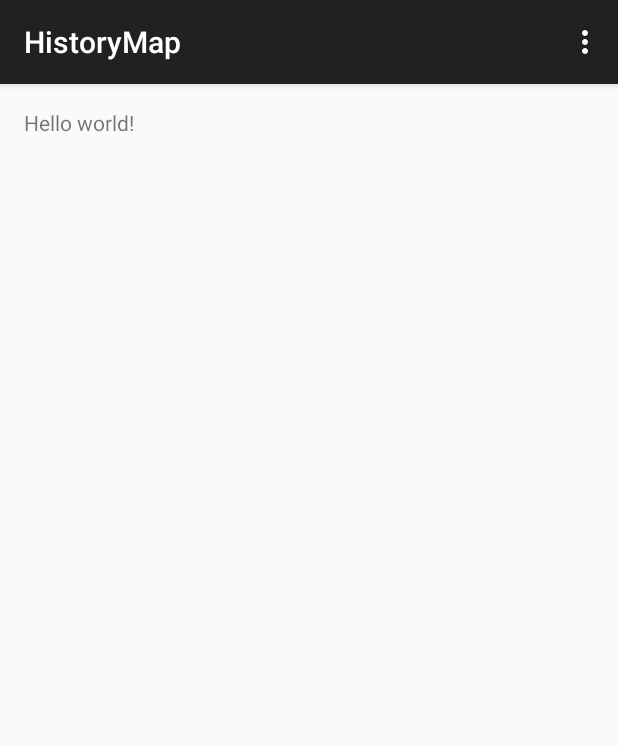
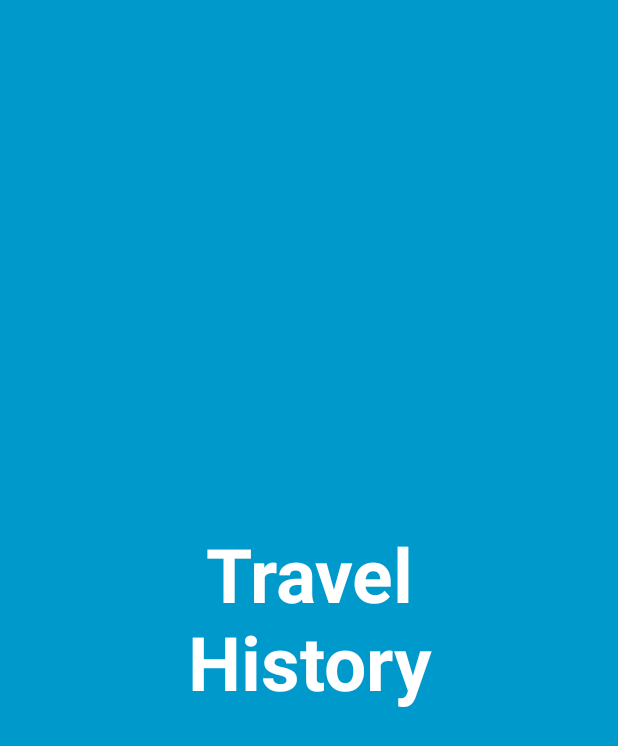
Before and after one commit to Francis0121/homework.4.2.map, an Android app: the first screen one second after launch (MainActivity before the commit, FullscreenActivity after it), on a phone screen of 412 x 824 dp. Shown: the top 746 px of the screen. Run offline under Robolectric (Android 15) with nearby library versions, the phone set to English and light mode, and no system bars.

Commit message:
Full Screen Start page
And

User Login Activity

```diff
--- a/map/build.gradle
+++ b/map/build.gradle
@@ -34,4 +34,5 @@ android {
 dependencies {
     compile fileTree(dir: 'libs', include: ['*.jar'])
     compile 'com.android.support:appcompat-v7:21.0.3'
+    compile 'com.android.support:support-v4:21.0.3'
 }
--- /dev/null
+++ b/map/src/main/java/com/history/map/FullscreenActivity.java
@@ -0,0 +1,142 @@
+package com.history.map;
+
+import android.content.Intent;
+import com.history.map.user.FullUserActivity;
+import com.history.map.util.SystemUiHider;
+
+import android.annotation.TargetApi;
+import android.app.Activity;
+import android.os.Build;
+import android.os.Bundle;
+import android.os.Handler;
+import android.view.View;
+
+
+/**
+ * An example full-screen activity that shows and hides the system UI (i.e.
+ * status bar and navigation/system bar) with user interaction.
+ *
+ * @see SystemUiHider
+ */
+public class FullscreenActivity extends Activity {
+    /**
+     * Whether or not the system UI should be auto-hidden after
+     * {@link #AUTO_HIDE_DELAY_MILLIS} milliseconds.
+     */
+    private static final boolean AUTO_HIDE = true;
+
+    /**
+     * If {@link #AUTO_HIDE} is set, the number of milliseconds to wait after
+     * user interaction before hiding the system UI.
+     */
+    private static final int AUTO_HIDE_DELAY_MILLIS = 3000;
+
+    /**
+     * If set, will toggle the system UI visibility upon interaction. Otherwise,
+     * will show the system UI visibility upon interaction.
+     */
+    private static final boolean TOGGLE_ON_CLICK = true;
+
+    /**
+     * The flags to pass to {@link SystemUiHider#getInstance}.
+     */
+    private static final int HIDER_FLAGS = SystemUiHider.FLAG_HIDE_NAVIGATION;
+
+    /**
+     * The instance of the {@link SystemUiHider} for this activity.
+     */
+    private SystemUiHider mSystemUiHider;
+
+    private Handler mHandler;
+    private Runnable mRunnable;
+
+    @Override
+    protected void onCreate(Bundle savedInstanceState) {
+        super.onCreate(savedInstanceState);
+
+        setContentView(R.layout.activity_fullscreen);
+
+        final View controlsView = findViewById(R.id.fullscreen_content_controls);
+        final View contentView = findViewById(R.id.fullscreen_content);
+
+        // Set up an instance of SystemUiHider to control the system UI for
+        // this activity.
+        mSystemUiHider = SystemUiHider.getInstance(this, contentView, HIDER_FLAGS);
+        mSystemUiHider.setup();
+        mSystemUiHider.setOnVisibilityChangeListener(new SystemUiHider.OnVisibilityChangeListener() {
+            // Cached values.
+            int mControlsHeight;
+            int mShortAnimTime;
+
+            @Override
+            @TargetApi(Build.VERSION_CODES.HONEYCOMB_MR2)
+            public void onVisibilityChange(boolean visible) {
+                if (Build.VERSION.SDK_INT >= Build.VERSION_CODES.HONEYCOMB_MR2) {
+                    // If the ViewPropertyAnimator API is available
+                    // (Honeycomb MR2 and later), use it to animate the
+                    // in-layout UI controls at the bottom of the
+                    // screen.
+                    if (mControlsHeight == 0) {
+                        mControlsHeight = controlsView.getHeight();
+                    }
+                    if (mShortAnimTime == 0) {
+                        mShortAnimTime = getResources().getInteger(
+                                android.R.integer.config_shortAnimTime);
+                    }
+                    controlsView.animate()
+                            .translationY(visible ? 0 : mControlsHeight)
+                            .setDuration(mShortAnimTime);
+                } else {
+                    // If the ViewPropertyAnimator APIs aren't
+                    // available, simply show or hide the in-layout UI
+                    // controls.
+                    controlsView.setVisibility(visible ? View.VISIBLE : View.GONE);
+                }
+
+                if (visible && AUTO_HIDE) {
+                    // Schedule a hide().
+                    delayedHide(AUTO_HIDE_DELAY_MILLIS);
+                }
+            }
+        });
+
+        mRunnable = new Runnable() {
+            @Override
+            public void run() {
+                Intent intent = new Intent(getApplicationContext(), FullUserActivity.class);
+                startActivity(intent);
+            }
+        };
+
+        mHandler = new Handler();
+        mHandler.postDelayed(mRunnable, 2000);
+    }
+
+    @Override
+    protected void onPostCreate(Bundle savedInstanceState) {
+        super.onPostCreate(savedInstanceState);
+
+        // Trigger the initial hide() shortly after the activity has been
+        // created, to briefly hint to the user that UI controls
+        // are available.
+        delayedHide(100);
+    }
+
+
+    Handler mHideHandler = new Handler();
+    Runnable mHideRunnable = new Runnable() {
+        @Override
+        public void run() {
+            mSystemUiHider.hide();
+        }
+    };
+
+    /**
+     * Schedules a call to hide() in [delay] milliseconds, canceling any
+     * previously scheduled calls.
+     */
+    private void delayedHide(int delayMillis) {
+        mHideHandler.removeCallbacks(mHideRunnable);
+        mHideHandler.postDelayed(mHideRunnable, delayMillis);
+    }
+}
--- a/map/src/main/java/com/history/map/MainActivity.java
+++ /dev/null
@@ -1,39 +0,0 @@
-package com.history.map;
-
-import android.support.v7.app.ActionBarActivity;
-import android.os.Bundle;
-import android.view.Menu;
-import android.view.MenuItem;
-
-
-public class MainActivity extends ActionBarActivity {
-
-    @Override
-    protected void onCreate(Bundle savedInstanceState) {
-        super.onCreate(savedInstanceState);
-        setContentView(R.layout.activity_main);
-    }
-
-
-    @Override
-    public boolean onCreateOptionsMenu(Menu menu) {
-        // Inflate the menu; this adds items to the action bar if it is present.
-        getMenuInflater().inflate(R.menu.menu_main, menu);
-        return true;
-    }
-
-    @Override
-    public boolean onOptionsItemSelected(MenuItem item) {
-        // Handle action bar item clicks here. The action bar will
-        // automatically handle clicks on the Home/Up button, so long
-        // as you specify a parent activity in AndroidManifest.xml.
-        int id = item.getItemId();
-
-        //noinspection SimplifiableIfStatement
-        if (id == R.id.action_settings) {
-            return true;
-        }
-
-        return super.onOptionsItemSelected(item);
-    }
-}
--- /dev/null
+++ b/map/src/main/java/com/history/map/util/SystemUiHider.java
@@ -0,0 +1,172 @@
+package com.history.map.util;
+
+import android.app.Activity;
+import android.os.Build;
+import android.view.View;
+
+/**
+ * A utility class that helps with showing and hiding system UI such as the
+ * status bar and navigation/system bar. This class uses backward-compatibility
+ * techniques described in <a href=
+ * "http://developer.android.com/training/backward-compatible-ui/index.html">
+ * Creating Backward-Compatible UIs</a> to ensure that devices running any
+ * version of ndroid OS are supported. More specifically, there are separate
+ * implementations of this abstract class: for newer devices,
+ * {@link #getInstance} will return a {@link SystemUiHiderHoneycomb} instance,
+ * while on older devices {@link #getInstance} will return a
+ * {@link SystemUiHiderBase} instance.
+ * <p/>
+ * For more on system bars, see <a href=
+ * "http://developer.android.com/design/get-started/ui-overview.html#system-bars"
+ * > System Bars</a>.
+ *
+ * @see android.view.View#setSystemUiVisibility(int)
+ * @see android.view.WindowManager.LayoutParams#FLAG_FULLSCREEN
+ */
+public abstract class SystemUiHider {
+    /**
+     * When this flag is set, the
+     * {@link android.view.WindowManager.LayoutParams#FLAG_LAYOUT_IN_SCREEN}
+     * flag will be set on older devices, making the status bar "float" on top
+     * of the activity layout. This is most useful when there are no controls at
+     * the top of the activity layout.
+     * <p/>
+     * This flag isn't used on newer devices because the <a
+     * href="http://developer.android.com/design/patterns/actionbar.html">action
+     * bar</a>, the most important structural element of an Android app, should
+     * be visible and not obscured by the system UI.
+     */
+    public static final int FLAG_LAYOUT_IN_SCREEN_OLDER_DEVICES = 0x1;
+
+    /**
+     * When this flag is set, {@link #show()} and {@link #hide()} will toggle
+     * the visibility of the status bar. If there is a navigation bar, show and
+     * hide will toggle low profile mode.
+     */
+    public static final int FLAG_FULLSCREEN = 0x2;
+
+    /**
+     * When this flag is set, {@link #show()} and {@link #hide()} will toggle
+     * the visibility of the navigation bar, if it's present on the device and
+     * the device allows hiding it. In cases where the navigation bar is present
+     * but cannot be hidden, show and hide will toggle low profile mode.
+     */
+    public static final int FLAG_HIDE_NAVIGATION = FLAG_FULLSCREEN | 0x4;
+
+    /**
+     * The activity associated with this UI hider object.
+     */
+    protected Activity mActivity;
+
+    /**
+     * The view on which {@link View#setSystemUiVisibility(int)} will be called.
+     */
+    protected View mAnchorView;
+
+    /**
+     * The current UI hider flags.
+     *
+     * @see #FLAG_FULLSCREEN
+     * @see #FLAG_HIDE_NAVIGATION
+     * @see #FLAG_LAYOUT_IN_SCREEN_OLDER_DEVICES
+     */
+    protected int mFlags;
+
+    /**
+     * The current visibility callback.
+     */
+    protected OnVisibilityChangeListener mOnVisibilityChangeListener = sDummyListener;
+
+    /**
+     * Creates and returns an instance of {@link SystemUiHider} that is
+     * appropriate for this device. The object will be either a
+     * {@link SystemUiHiderBase} or {@link SystemUiHiderHoneycomb} depending on
+     * the device.
+     *
+     * @param activity   The activity whose window's system UI should be
+     *                   controlled by this class.
+     * @param anchorView The view on which
+     *                   {@link View#setSystemUiVisibility(int)} will be called.
+     * @param flags      Either 0 or any combination of {@link #FLAG_FULLSCREEN},
+     *                   {@link #FLAG_HIDE_NAVIGATION}, and
+     *                   {@link #FLAG_LAYOUT_IN_SCREEN_OLDER_DEVICES}.
+     */
+    public static SystemUiHider getInstance(Activity activity, View anchorView, int flags) {
+        if (Build.VERSION.SDK_INT >= Build.VERSION_CODES.HONEYCOMB) {
+            return new SystemUiHiderHoneycomb(activity, anchorView, flags);
+        } else {
+            return new SystemUiHiderBase(activity, anchorView, flags);
+        }
+    }
+
+    protected SystemUiHider(Activity activity, View anchorView, int flags) {
+        mActivity = activity;
+        mAnchorView = anchorView;
+        mFlags = flags;
+    }
+
+    /**
+     * Sets up the system UI hider. Should be called from
+     * {@link Activity#onCreate}.
+     */
+    public abstract void setup();
+
+    /**
+     * Returns whether or not the system UI is visible.
+     */
+    public abstract boolean isVisible();
+
+    /**
+     * Hide the system UI.
+     */
+    public abstract void hide();
+
+    /**
+     * Show the system UI.
+     */
+    public abstract void show();
+
+    /**
+     * Toggle the visibility of the system UI.
+     */
+    public void toggle() {
+        if (isVisible()) {
+            hide();
+        } else {
+            show();
+        }
+    }
+
+    /**
+     * Registers a callback, to be triggered when the system UI visibility
+     * changes.
+     */
+    public void setOnVisibilityChangeListener(OnVisibilityChangeListener listener) {
+        if (listener == null) {
+            listener = sDummyListener;
+        }
+
+        mOnVisibilityChangeListener = listener;
+    }
+
+    /**
+     * A dummy no-op callback for use when there is no other listener set.
+     */
+    private static OnVisibilityChangeListener sDummyListener = new OnVisibilityChangeListener() {
+        @Override
+        public void onVisibilityChange(boolean visible) {
+        }
+    };
+
+    /**
+     * A callback interface used to listen for system UI visibility changes.
+     */
+    public interface OnVisibilityChangeListener {
+        /**
+         * Called when the system UI visibility has changed.
+         *
+         * @param visible True if the system UI is visible.
+         */
+        public void onVisibilityChange(boolean visible);
+    }
+}
--- /dev/null
+++ b/map/src/main/java/com/history/map/util/SystemUiHiderHoneycomb.java
@@ -0,0 +1,141 @@
+package com.history.map.util;
+
+import android.annotation.TargetApi;
+import android.app.Activity;
+import android.os.Build;
+import android.view.View;
+import android.view.WindowManager;
+
+/**
+ * An API 11+ implementation of {@link SystemUiHider}. Uses APIs available in
+ * Honeycomb and later (specifically {@link View#setSystemUiVisibility(int)}) to
+ * show and hide the system UI.
+ */
+@TargetApi(Build.VERSION_CODES.HONEYCOMB)
+public class SystemUiHiderHoneycomb extends SystemUiHiderBase {
+    /**
+     * Flags for {@link View#setSystemUiVisibility(int)} to use when showing the
+     * system UI.
+     */
+    private int mShowFlags;
+
+    /**
+     * Flags for {@link View#setSystemUiVisibility(int)} to use when hiding the
+     * system UI.
+     */
+    private int mHideFlags;
+
+    /**
+     * Flags to test against the first parameter in
+     * {@link android.view.View.OnSystemUiVisibilityChangeListener#onSystemUiVisibilityChange(int)}
+     * to determine the system UI visibility state.
+     */
+    private int mTestFlags;
+
+    /**
+     * Whether or not the system UI is currently visible. This is cached from
+     * {@link android.view.View.OnSystemUiVisibilityChangeListener}.
+     */
+    private boolean mVisible = true;
+
+    /**
+     * Constructor not intended to be called by clients. Use
+     * {@link SystemUiHider#getInstance} to obtain an instance.
+     */
+    protected SystemUiHiderHoneycomb(Activity activity, View anchorView, int flags) {
+        super(activity, anchorView, flags);
+
+        mShowFlags = View.SYSTEM_UI_FLAG_VISIBLE;
+        mHideFlags = View.SYSTEM_UI_FLAG_LOW_PROFILE;
+        mTestFlags = View.SYSTEM_UI_FLAG_LOW_PROFILE;
+
+        if ((mFlags & FLAG_FULLSCREEN) != 0) {
+            // If the client requested fullscreen, add flags relevant to hiding
+            // the status bar. Note that some of these constants are new as of
+            // API 16 (Jelly Bean). It is safe to use them, as they are inlined
+            // at compile-time and do nothing on pre-Jelly Bean devices.
+            mShowFlags |= View.SYSTEM_UI_FLAG_LAYOUT_FULLSCREEN;
+            mHideFlags |= View.SYSTEM_UI_FLAG_LAYOUT_FULLSCREEN
+                    | View.SYSTEM_UI_FLAG_FULLSCREEN;
+        }
+
+        if ((mFlags & FLAG_HIDE_NAVIGATION) != 0) {
+            // If the client requested hiding navigation, add relevant flags.
+            mShowFlags |= View.SYSTEM_UI_FLAG_LAYOUT_HIDE_NAVIGATION;
+            mHideFlags |= View.SYSTEM_UI_FLAG_LAYOUT_HIDE_NAVIGATION
+                    | View.SYSTEM_UI_FLAG_HIDE_NAVIGATION;
+            mTestFlags |= View.SYSTEM_UI_FLAG_HIDE_NAVIGATION;
+        }
+    }
+
+    /**
+     * {@inheritDoc}
+     */
+    @Override
+    public void setup() {
+        mAnchorView.setOnSystemUiVisibilityChangeListener(mSystemUiVisibilityChangeListener);
+    }
+
+    /**
+     * {@inheritDoc}
+     */
+    @Override
+    public void hide() {
+        mAnchorView.setSystemUiVisibility(mHideFlags);
+    }
+
+    /**
+     * {@inheritDoc}
+     */
+    @Override
+    public void show() {
+        mAnchorView.setSystemUiVisibility(mShowFlags);
+    }
+
+    /**
+     * {@inheritDoc}
+     */
+    @Override
+    public boolean isVisible() {
+        return mVisible;
+    }
+
+    private View.OnSystemUiVisibilityChangeListener mSystemUiVisibilityChangeListener
+            = new View.OnSystemUiVisibilityChangeListener() {
+        @Override
+        public void onSystemUiVisibilityChange(int vis) {
+            // Test against mTestFlags to see if the system UI is visible.
+            if ((vis & mTestFlags) != 0) {
+                if (Build.VERSION.SDK_INT < Build.VERSION_CODES.JELLY_BEAN) {
+                    // Pre-Jelly Bean, we must manually hide the action bar
+                    // and use the old window flags API.
+                    mActivity.getActionBar().hide();
+                    mActivity.getWindow().setFlags(
+                            WindowManager.LayoutParams.FLAG_FULLSCREEN,
+                            WindowManager.LayoutParams.FLAG_FULLSCREEN);
+                }
+
+                // Trigger the registered listener and cache the visibility
+                // state.
+                mOnVisibilityChangeListener.onVisibilityChange(false);
+                mVisible = false;
+
+            } else {
+                mAnchorView.setSystemUiVisibility(mShowFlags);
+                if (Build.VERSION.SDK_INT < Build.VERSION_CODES.JELLY_BEAN) {
+                    // Pre-Jelly Bean, we must manually show the action bar
+                    // and use the old window flags API.
+                    mActivity.getActionBar().show();
+                    mActivity.getWindow().setFlags(
+                            0,
+                            WindowManager.LayoutParams.FLAG_FULLSCREEN);
+                }
+
+                // Trigger the registered listener and cache the visibility
+                // state.
+                mOnVisibilityChangeListener.onVisibilityChange(true);
+                mVisible = true;
+            }
+        }
+    };
+}
--- a/map/src/main/res/layout/activity_main.xml
+++ b/map/src/main/res/layout/activity_full_user.xml
@@ -6,7 +6,7 @@
                 android:paddingRight="@dimen/activity_horizontal_margin"
                 android:paddingTop="@dimen/activity_vertical_margin"
                 android:paddingBottom="@dimen/activity_vertical_margin"
-                tools:context=".MainActivity">
+                tools:context="com.history.map.user.FullUserActivity">
 
     <TextView
             android:text="@string/hello_world"
--- /dev/null
+++ b/map/src/main/res/layout/activity_fullscreen.xml
@@ -0,0 +1,37 @@
+<FrameLayout xmlns:android="http://schemas.android.com/apk/res/android"
+             xmlns:tools="http://schemas.android.com/tools"
+             android:layout_width="match_parent"
+             android:layout_height="match_parent"
+             android:background="#0099cc"
+             tools:context="com.history.map.FullscreenActivity">
+
+    <!-- The primary full-screen view. This can be replaced with whatever view
+         is needed to present your content, e.g. VideoView, SurfaceView,
+         TextureView, etc. -->
+    <TextView android:id="@+id/fullscreen_content"
+              android:layout_width="match_parent"
+              android:layout_height="match_parent"
+              android:keepScreenOn="true"
+              android:textColor="#fff"
+              android:textStyle="bold"
+              android:textSize="50sp"
+              android:gravity="center"
+              android:text="@string/dummy_content"/>
+
+    <!-- This FrameLayout insets its children based on system windows using
+         android:fitsSystemWindows. -->
+    <FrameLayout android:layout_width="match_parent"
+                 android:layout_height="match_parent"
+                 android:fitsSystemWindows="true">
+
+        <LinearLayout android:id="@+id/fullscreen_content_controls"
+                      android:layout_width="match_parent"
+                      android:layout_height="wrap_content"
+                      android:layout_gravity="bottom|center_horizontal"
+                      android:orientation="horizontal"
+                      tools:ignore="UselessParent">
+        </LinearLayout>
+
+    </FrameLayout>
+
+</FrameLayout>
--- a/map/src/main/res/menu/menu_main.xml
+++ /dev/null
@@ -1,9 +0,0 @@
-<menu xmlns:android="http://schemas.android.com/apk/res/android"
-      xmlns:app="http://schemas.android.com/apk/res-auto"
-      xmlns:tools="http://schemas.android.com/tools"
-      tools:context=".MainActivity">
-    <item android:id="@+id/action_settings"
-          android:title="@string/action_settings"
-          android:orderInCategory="100"
-          app:showAsAction="never"/>
-</menu>
--- /dev/null
+++ b/map/src/main/res/values-v11/styles.xml
@@ -0,0 +1,9 @@
+<?xml version="1.0" encoding="utf-8"?>
+<resources>
+
+    <style name="FullscreenTheme" parent="android:Theme.Black.NoTitleBar">
+        <item name="android:windowActionBarOverlay">true</item>
+        <item name="android:windowBackground">@null</item>
+    </style>
+
+</resources>
--- /dev/null
+++ b/map/src/main/res/values/colors.xml
@@ -0,0 +1,3 @@
+<resources>
+
+</resources>
--- a/map/src/main/res/values/strings.xml
+++ b/map/src/main/res/values/strings.xml
@@ -4,5 +4,8 @@
     <string name="app_name">HistoryMap</string>
     <string name="hello_world">Hello world!</string>
     <string name="action_settings">Settings</string>
+    <string name="dummy_content">Travel\nHistory</string>
+    <string name="title_activity_user">UserActivity</string>
+    <string name="title_activity_full_user">FullUserActivity</string>
 
 </resources>
--- a/map/src/main/res/values/styles.xml
+++ b/map/src/main/res/values/styles.xml
@@ -1,3 +1,4 @@
+<?xml version="1.0" encoding="utf-8"?>
 <resources>
 
     <!-- Base application theme. -->
@@ -5,4 +6,9 @@
         <!-- Customize your theme here. -->
     </style>
 
+    <style name="FullscreenTheme" parent="android:Theme.NoTitleBar">
+        <item name="android:windowContentOverlay">@null</item>
+        <item name="android:windowBackground">@null</item>
+    </style>
+
 </resources>
```
Also changed, not shown: map/src/main/AndroidManifest.xml (+10 -4 lines), map/src/main/java/com/history/map/user/FullUserActivity.java (added, +17 -0 lines), map/src/main/java/com/history/map/util/SystemUiHiderBase.java (added, +63 -0 lines), map/src/main/res/values/attrs.xml (added, +12 -0 lines).
